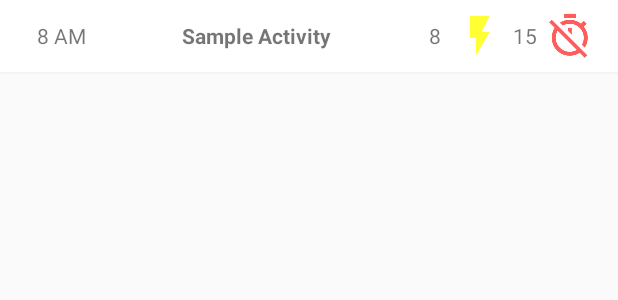
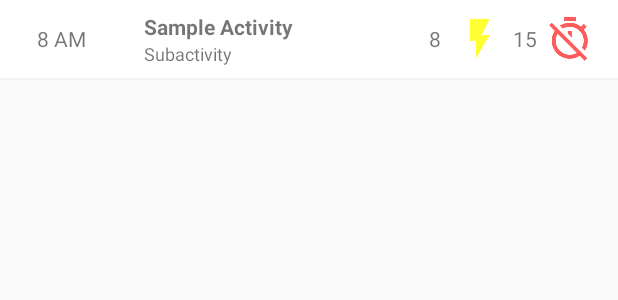
Before and after one commit to ohjoseph/PrimeTime, an Android app: the layout list_item_time_slot2.xml on its own in the app's theme, with its tools: preview values and no code run, on a phone screen of 412 x 824 dp. Shown: the top 300 px of the screen. Run offline under Robolectric (Android 15) with nearby library versions, the phone set to English and light mode, and no system bars.

```diff
--- a/app/src/main/AndroidManifest.xml
+++ b/app/src/main/AndroidManifest.xml
@@ -8,7 +8,8 @@
         android:label="@string/app_name"
         android:supportsRtl="true"
         android:theme="@style/AppTheme">
-        <activity android:name=".MainActivity">
+        <activity android:name=".MainActivity"
+            android:launchMode="singleTop">
             <intent-filter>
                 <action android:name="android.intent.action.MAIN"/>
 
--- a/app/src/main/java/com/practice/android/primetime/DayActivity.java
+++ b/app/src/main/java/com/practice/android/primetime/DayActivity.java
@@ -25,6 +25,7 @@ public class DayActivity extends AppCompatActivity {
         // Make fragment
         FragmentManager fm = getSupportFragmentManager();
         Fragment fragment = fm.findFragmentById(R.id.fragment_container);
+
         if (fragment == null) {
             fragment = TimeListFragment.newInstance(mDateString);
             fm.beginTransaction()
--- a/app/src/main/java/com/practice/android/primetime/MainActivity.java
+++ b/app/src/main/java/com/practice/android/primetime/MainActivity.java
@@ -19,7 +19,7 @@ import android.widget.Toast;
 
 public class MainActivity extends AppCompatActivity {
     private TabLayout mTabLayout;
-    private NoSwipeViewPager mViewPager;
+    private ViewPager mViewPager;
     private TabPagerAdapter mPagerAdapter;
 
     @Override
@@ -35,8 +35,7 @@ public class MainActivity extends AppCompatActivity {
                 mTabLayout, MainActivity.this);
 
         // Set up ViewPager
-        mViewPager = (NoSwipeViewPager) findViewById(R.id.no_swipe_viewPager);
-        mViewPager.setPageTransformer(false, mViewPager);
+        mViewPager = (ViewPager) findViewById(R.id.no_swipe_viewPager);
         mViewPager.setOffscreenPageLimit(4);
         mViewPager.setAdapter(mPagerAdapter);
         mViewPager.addOnPageChangeListener(new ViewPager.OnPageChangeListener() {
@@ -61,7 +60,6 @@ public class MainActivity extends AppCompatActivity {
 
         // Finish setting up TabLayout
         mTabLayout.setupWithViewPager(mViewPager);
-        mTabLayout.setTabsFromPagerAdapter(mPagerAdapter);
 
         // Add tab icons
         mPagerAdapter.updateTabs();
--- a/app/src/main/res/layout/activity_main.xml
+++ b/app/src/main/res/layout/activity_main.xml
@@ -20,7 +20,7 @@
         android:layout_height="2dp"
         android:background="@color/light_gray"/>
 
-    <com.practice.android.primetime.NoSwipeViewPager
+    <android.support.v4.view.ViewPager
         android:id="@+id/no_swipe_viewPager"
         android:layout_width="match_parent"
         android:layout_height="match_parent"/>
--- a/app/src/main/res/layout/fragment_time_list.xml
+++ b/app/src/main/res/layout/fragment_time_list.xml
@@ -1,4 +1,4 @@
-<ScrollView
+<android.support.v4.widget.NestedScrollView
     xmlns:android="http://schemas.android.com/apk/res/android"
     xmlns:tools="http://schemas.android.com/tools"
     android:id="@+id/scrollView"
@@ -44,4 +44,4 @@
     </LinearLayout>
 
 
-</ScrollView>
+</android.support.v4.widget.NestedScrollView>
--- a/app/src/main/res/layout/list_item_time_slot.xml
+++ b/app/src/main/res/layout/list_item_time_slot2.xml
@@ -2,15 +2,15 @@
 <LinearLayout
     xmlns:android="http://schemas.android.com/apk/res/android"
     xmlns:tools="http://schemas.android.com/tools"
-    android:orientation="vertical"
+    android:layout_width="match_parent"
+    android:layout_height="wrap_content"
     android:background="@drawable/list_item_rectangle"
-    android:layout_width="match_parent"
-    android:layout_height="wrap_content">
+    android:orientation="vertical">
 
     <LinearLayout
         style="@style/ListItemStyle"
         android:layout_width="match_parent"
-        android:layout_height="wrap_content"
+        android:layout_height="match_parent"
         android:gravity="center"
         android:orientation="horizontal">
 
@@ -21,21 +21,35 @@
             android:gravity="center"
             tools:text="8 AM"/>
 
-        <TextView
-            android:id="@+id/list_item_activity_textView"
+        <LinearLayout
             android:layout_width="0dp"
             android:layout_height="wrap_content"
-            android:layout_marginLeft="10dp"
+            android:layout_marginLeft="30dp"
             android:layout_marginRight="10dp"
             android:layout_weight="1"
-            android:gravity="center"
-            android:textStyle="bold"
-            tools:text="Sample Activity"/>
+            android:orientation="vertical">
+
+            <TextView
+                android:id="@+id/list_item_activity_textView"
+                android:layout_width="match_parent"
+                android:layout_height="wrap_content"
+                android:textSize="14sp"
+                android:textStyle="bold"
+                tools:text="Sample Activity"/>
+
+            <TextView
+                android:id="@+id/list_item_subactivity_textView"
+                android:layout_width="match_parent"
+                android:layout_height="wrap_content"
+                android:text="Subactivity"
+                android:textSize="12sp"/>
+
+        </LinearLayout>
 
         <TextView
             android:id="@+id/list_item_energy_textView"
             android:layout_width="60dp"
-            android:layout_height="wrap_content"
+            android:layout_height="match_parent"
             android:drawableRight="@drawable/ic_energy"
             android:gravity="center"
             tools:text="8"/>
@@ -43,7 +57,7 @@
         <TextView
             android:id="@+id/list_item_procrastination_textView"
             android:layout_width="60dp"
-            android:layout_height="wrap_content"
+            android:layout_height="match_parent"
             android:drawableEnd="@drawable/ic_procrastination_clock"
             android:gravity="center"
             tools:text="15"/>
--- a/build.gradle
+++ b/build.gradle
@@ -5,7 +5,7 @@ buildscript {
         jcenter()
     }
     dependencies {
-        classpath 'com.android.tools.build:gradle:2.2.0-alpha1'
+        classpath 'com.android.tools.build:gradle:2.1.0'
 
         // NOTE: Do not place your application dependencies here; they belong
         // in the individual module build.gradle files
```
Also changed, not shown: app/build.gradle (+8 -13 lines), app/src/main/java/com/practice/android/primetime/NoSwipeViewPager.java (deleted, +0 -50 lines), app/src/main/java/com/practice/android/primetime/SampleFragment.java (+15 -0 lines), app/src/main/java/com/practice/android/primetime/TimeLab.java (+22 -19 lines), app/src/main/java/com/practice/android/primetime/TimeListFragment.java (+50 -31 lines), app/src/main/res/layout/sample_fragment.xml (+8 -9 lines).
